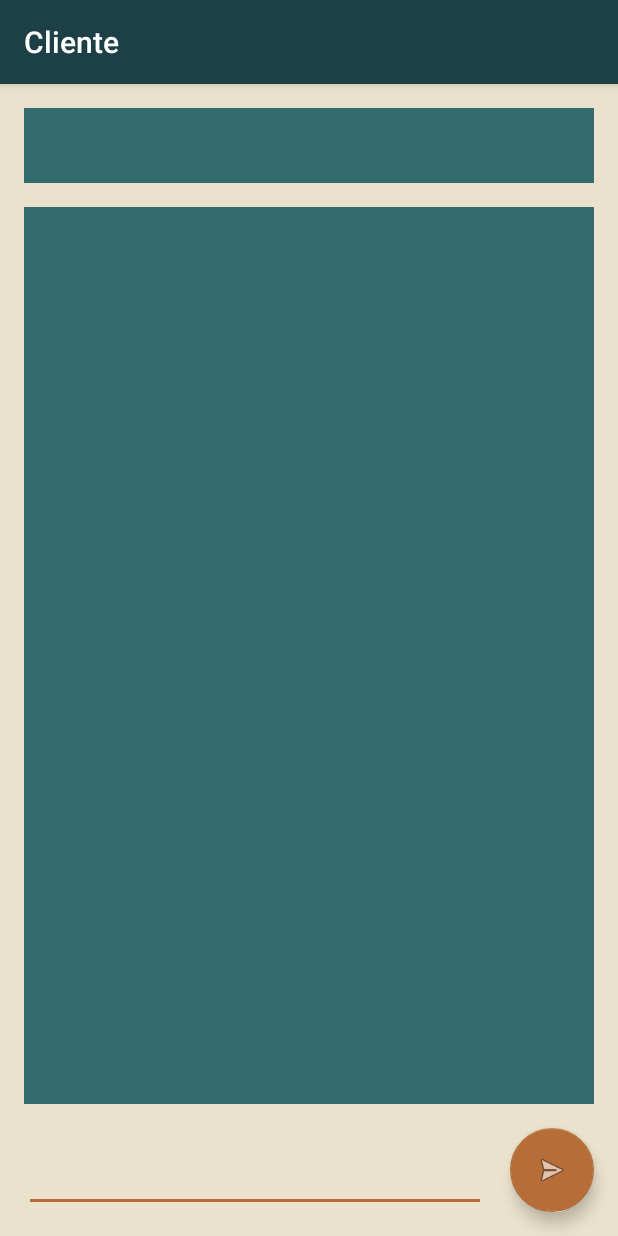
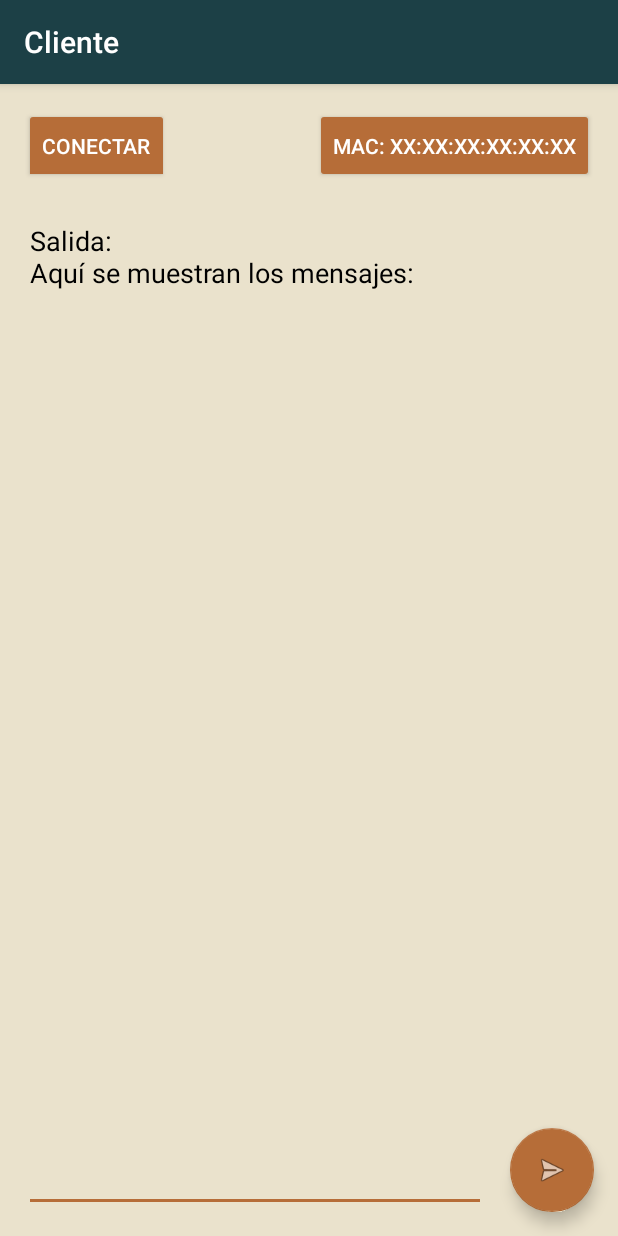
Before and after one commit to froi0409/Switch-Virtual-Modo-GUI-, an Android app: the screen it shows after launch (MainActivity), on a phone screen of 412 x 824 dp. Run offline under Robolectric (Android 15) with nearby library versions, the phone set to English and light mode, and no system bars.

Commit message:
Se ha implementado la función de asignación de MAC Address en la aplicación del Cliente, aún hace falta mandar la trama al switch

```diff
--- a/ClientApp/app/src/main/java/com/example/clientapp/MainActivity.java
+++ b/ClientApp/app/src/main/java/com/example/clientapp/MainActivity.java
@@ -1,39 +1,54 @@
 package com.example.clientapp;
 
 import androidx.appcompat.app.AppCompatActivity;
+import androidx.fragment.app.DialogFragment;
 
+import android.content.Context;
 import android.graphics.Color;
+import android.location.Address;
 import android.os.Bundle;
 import android.os.StrictMode;
 import android.view.View;
+import android.widget.Button;
 import android.widget.EditText;
+import android.widget.Toast;
 
 import com.google.android.material.floatingactionbutton.FloatingActionButton;
 
-import java.io.IOException;
-import java.net.Socket;
-import java.sql.SQLOutput;
-
+import NetworkManagement.AddressManager;
 import NetworkManagement.Client;
 import NetworkManagement.NetworkFrame;
+import UIManagement.MACAddressDialog;
 
-public class MainActivity extends AppCompatActivity {
+public class MainActivity extends AppCompatActivity implements MACAddressDialog.MACAddressListener {
 
+    private AddressManager addressManager = new AddressManager();
     private EditText txtMessage;
     private FloatingActionButton btnSend;
+    private Button btnSetMacAddress;
+    private EditText txtTextArea;
     private Thread thread1;
+    private String[] MAC;
 
     @Override
     protected void onCreate(Bundle savedInstanceState) {
         super.onCreate(savedInstanceState);
         setContentView(R.layout.activity_main);
 
-        // Setting the Text color of the EditText
-        txtMessage = (EditText) findViewById(R.id.txtMessage);
-        txtMessage.setTextColor(Color.parseColor("#B66d38"));
-
         // ViewsById
         btnSend = findViewById(R.id.btnSend);
+        btnSetMacAddress = findViewById(R.id.btnSetMacAddress);
+        txtMessage = (EditText) findViewById(R.id.txtMessage);
+        txtTextArea = findViewById(R.id.txtTextArea);
+
+
+        // Setting the Text color of the EditText
+        txtMessage.setTextColor(Color.parseColor("#B66d38"));
+        txtTextArea.setTextColor(Color.BLACK);
+
+        txtTextArea.setText("Salida:\n");
+        txtTextArea.append("Aquí se muestran los mensajes:\n");
+        txtMessage.setText("");
 
         // Variables
         String SERVER_IP = "192.168.137.1";
@@ -43,17 +58,32 @@ public class MainActivity extends AppCompatActivity {
         btnSend.setOnClickListener(new View.OnClickListener() {
             @Override
             public void onClick(View view) {
-                String message = txtMessage.getText().toString();
+                if(MAC != null) {
+                    String message = txtMessage.getText().toString();
 
-                // Create NetworkFrame
-                NetworkFrame frame = new NetworkFrame(message);
+                    // Create NetworkFrame
+                    NetworkFrame frame = new NetworkFrame(message);
 
-                Client client = new Client(SERVER_IP, SERVER_PORT, frame);
-                client.run();
+                    Client client = new Client(SERVER_IP, SERVER_PORT, frame);
+                    client.run();
 
+
+                    txtMessage.setText("");
+                    txtTextArea.append(message + "\n");
+                } else {
+                    // Invalid MAC message
+                }
             }
         });
 
+        btnSetMacAddress.setOnClickListener(new View.OnClickListener() {
+            @Override
+            public void onClick(View view) {
+                MACAddressDialog dialog = new MACAddressDialog();
+                dialog.show(getSupportFragmentManager(), "MAC Address");
+                System.out.println("Se mostró el cuadro de diálogo");
+            }
+        });
 
         // Solve Connection Error
         int SDK_INT = android.os.Build.VERSION.SDK_INT;
@@ -64,4 +94,34 @@ public class MainActivity extends AppCompatActivity {
             StrictMode.setThreadPolicy(policy);
         }
     }
+
+    public void showMACDialog() {
+        MACAddressDialog dialog = new MACAddressDialog();
+        dialog.show(getSupportFragmentManager(), "MAC Address:");
+    }
+
+    @Override
+    public void onDialogPositiveClick(MACAddressDialog dialog) {
+        String[] macAux = dialog.getMacAddress().split(":");
+        if(addressManager.isMacAdress(macAux)) {
+            // set MAC address
+           setMAC(macAux);
+        } else {
+            // Notify the invalid MAC address format
+            Context context = getApplicationContext();
+            CharSequence text = "Formato de dirección MAC inválido";
+            int duration = Toast.LENGTH_SHORT;
+
+            Toast toast = Toast.makeText(context, text, duration);
+            toast.show();
+        }
+    }
+
+    private void setMAC(String[] macAddress) {
+        String macAux = addressManager.getMacAddress(macAddress);
+        MAC = macAddress;
+        btnSetMacAddress.setText("MAC: " + macAux);
+
+    }
+
 }
--- a/ClientApp/app/src/main/res/layout/activity_main.xml
+++ b/ClientApp/app/src/main/res/layout/activity_main.xml
@@ -32,6 +32,7 @@
         android:ems="10"
         android:foregroundTint="@color/black"
         android:inputType="textPersonName"
+        android:text=" "
         app:layout_constraintBottom_toBottomOf="@+id/btnSend"
         app:layout_constraintEnd_toStartOf="@+id/btnSend"
         app:layout_constraintHorizontal_bias="0.123"
@@ -46,13 +47,35 @@
         android:layout_marginStart="16dp"
         android:layout_marginTop="16dp"
         android:layout_marginEnd="16dp"
-        android:background="@color/secondary"
-        android:backgroundTint="@color/secondary"
+        android:background="@color/background"
+        android:backgroundTint="@color/background"
         android:foregroundTint="@color/primary"
         app:layout_constraintEnd_toEndOf="parent"
         app:layout_constraintStart_toStartOf="parent"
         app:layout_constraintTop_toTopOf="parent">
 
+        <Button
+            android:id="@+id/btnSetMacAddress"
+            android:layout_width="wrap_content"
+            android:layout_height="0dp"
+            android:backgroundTint="@color/buttons"
+            android:text="MAC: XX:XX:XX:XX:XX:XX"
+            app:layout_constraintBottom_toBottomOf="parent"
+            app:layout_constraintEnd_toEndOf="parent"
+            app:layout_constraintTop_toTopOf="parent" />
+
+        <ToggleButton
+            android:id="@+id/toggleButton4"
+            android:layout_width="wrap_content"
+            android:layout_height="0dp"
+            android:backgroundTint="@color/buttons"
+            android:text="ToggleButton"
+            android:textColor="@color/white"
+            android:textOff="Conectar"
+            android:textOn="Desconectar"
+            app:layout_constraintBottom_toBottomOf="parent"
+            app:layout_constraintStart_toStartOf="parent"
+            app:layout_constraintTop_toTopOf="parent" />
     </androidx.constraintlayout.widget.ConstraintLayout>
 
     <ScrollView
@@ -62,18 +85,31 @@
         android:layout_marginTop="16dp"
         android:layout_marginEnd="16dp"
         android:layout_marginBottom="16dp"
-        android:background="@color/secondary"
-        android:outlineProvider="none"
-        app:guidelineUseRtl="true"
+        android:scrollbarStyle="outsideInset"
         app:layout_constraintBottom_toTopOf="@+id/txtMessage"
         app:layout_constraintEnd_toEndOf="parent"
         app:layout_constraintStart_toStartOf="parent"
         app:layout_constraintTop_toBottomOf="@+id/constraintLayout">
 
-        <LinearLayout
+        <androidx.constraintlayout.widget.ConstraintLayout
             android:layout_width="match_parent"
-            android:layout_height="wrap_content"
-            android:orientation="vertical" />
+            android:layout_height="match_parent">
+
+            <EditText
+                android:id="@+id/txtTextArea"
+                android:layout_width="0dp"
+                android:layout_height="wrap_content"
+                android:backgroundTint="#00FFFFFF"
+                android:ems="10"
+                android:enabled="false"
+                android:gravity="start|top"
+                android:inputType="textMultiLine"
+                android:text="Salida:"
+                app:layout_constraintBottom_toBottomOf="parent"
+                app:layout_constraintEnd_toEndOf="parent"
+                app:layout_constraintStart_toStartOf="parent"
+                app:layout_constraintTop_toTopOf="parent" />
+        </androidx.constraintlayout.widget.ConstraintLayout>
     </ScrollView>
 
 </androidx.constraintlayout.widget.ConstraintLayout>
--- a/SwitchApp/src/main/java/NetworkManagement/SwitchServer.java
+++ b/SwitchApp/src/main/java/NetworkManagement/SwitchServer.java
@@ -27,7 +27,7 @@ public class SwitchServer {
 
             // Get the object
             NetworkFrame frame = (NetworkFrame) objectInputStream.readObject();
-            System.out.println("Mensaje recibido: " + frame.getText());
+            System.out.println("Mensaje recibido: " + frame.getMessage());
 
         }
     }
```
Also changed, not shown: ClientApp/app/src/main/java/NetworkManagement/AddressManager.java (added, +34 -0 lines), ClientApp/app/src/main/java/NetworkManagement/NetworkFrame.java (+19 -5 lines), ClientApp/app/src/main/java/UIManagement/MACAddressDialog.java (added, +54 -0 lines), SwitchApp/src/main/java/NetworkManagement/NetworkFrame.java (+19 -5 lines).
